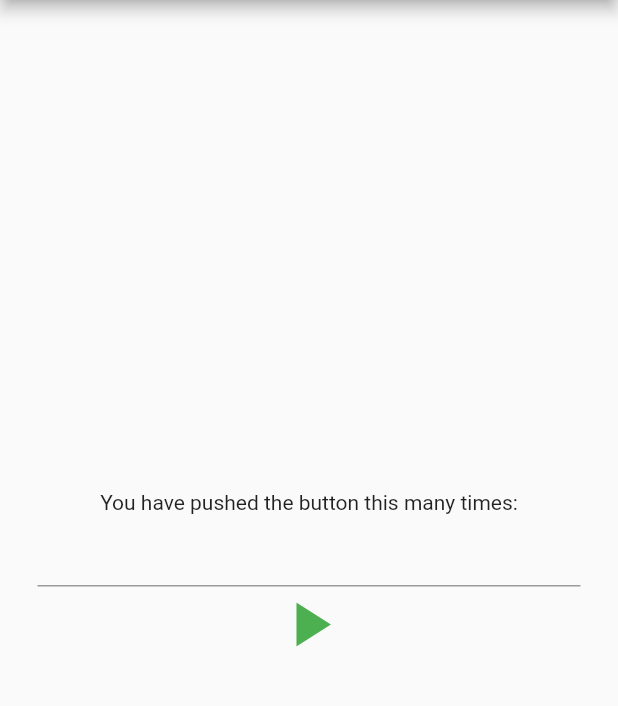
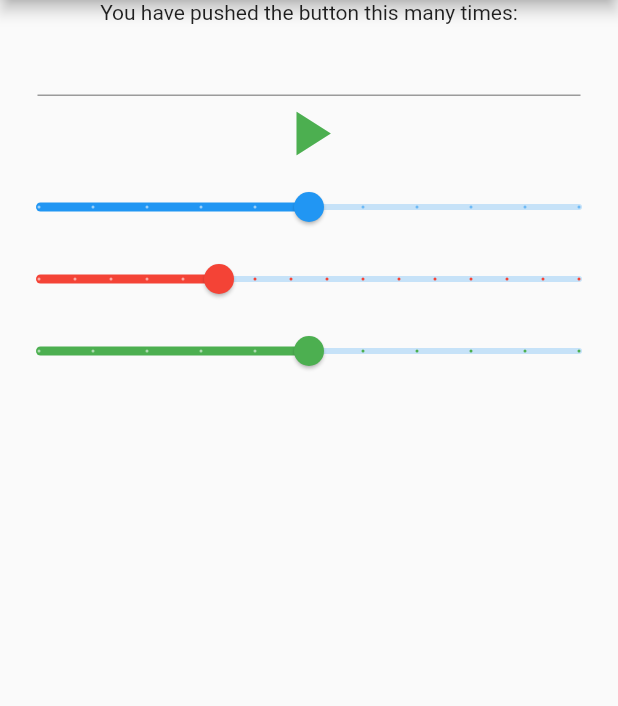
Before and after one commit to michaldomino/Voice-interface-optimization, a Flutter app: the screen it shows after launch, on a phone screen of 412 x 824 dp, the part 84-790 px from its top. Run offline on Flutter 3.47's test engine with Material 2 defaults, Android fonts, the phone set to English and light mode, and no system bars; our stand-ins replace bloc, flutter_bloc, flutter_tts, shared_preferences; statements that could not run were skipped.

```diff
--- a/lib/screens/home/home_screen.dart
+++ b/lib/screens/home/home_screen.dart
@@ -41,7 +41,8 @@ class _HomeScreenState extends State<HomeScreen> {
         builder: (context, _) {
           return Scaffold(
             appBar: HomeAppbarWrapper(context).get(),
-            body: Center(
+            body: SingleChildScrollView(
+              child: Center(
                 child: Column(
                   mainAxisAlignment: MainAxisAlignment.center,
                   children: <Widget>[
@@ -69,8 +70,40 @@ class _HomeScreenState extends State<HomeScreen> {
                           onTap: _playSound,
                         ),
                       ],
-                  )
+                    ),
+                    Slider(
+                        value: _speaker.volume,
+                        onChanged: (newVolume) {
+                          setState(() => _speaker.volume = newVolume);
+                        },
+                        min: 0.0,
+                        max: 1.0,
+                        divisions: 10,
+                        label: "Volume: ${_speaker.volume}"),
+                    Slider(
+                      value: _speaker.pitch,
+                      onChanged: (newPitch) {
+                        setState(() => _speaker.pitch = newPitch);
+                      },
+                      min: 0.5,
+                      max: 2.0,
+                      divisions: 15,
+                      label: "Pitch: ${_speaker.pitch}",
+                      activeColor: Colors.red,
+                    ),
+                    Slider(
+                      value: _speaker.rate,
+                      onChanged: (newRate) {
+                        setState(() => _speaker.rate = newRate);
+                      },
+                      min: 0.0,
+                      max: 1.0,
+                      divisions: 10,
+                      label: "Rate: ${_speaker.rate}",
+                      activeColor: Colors.green,
+                    ),
                   ],
+                ),
               ),
             ),
           );
```
Lines whose indentation alone changed are shown as unchanged.
